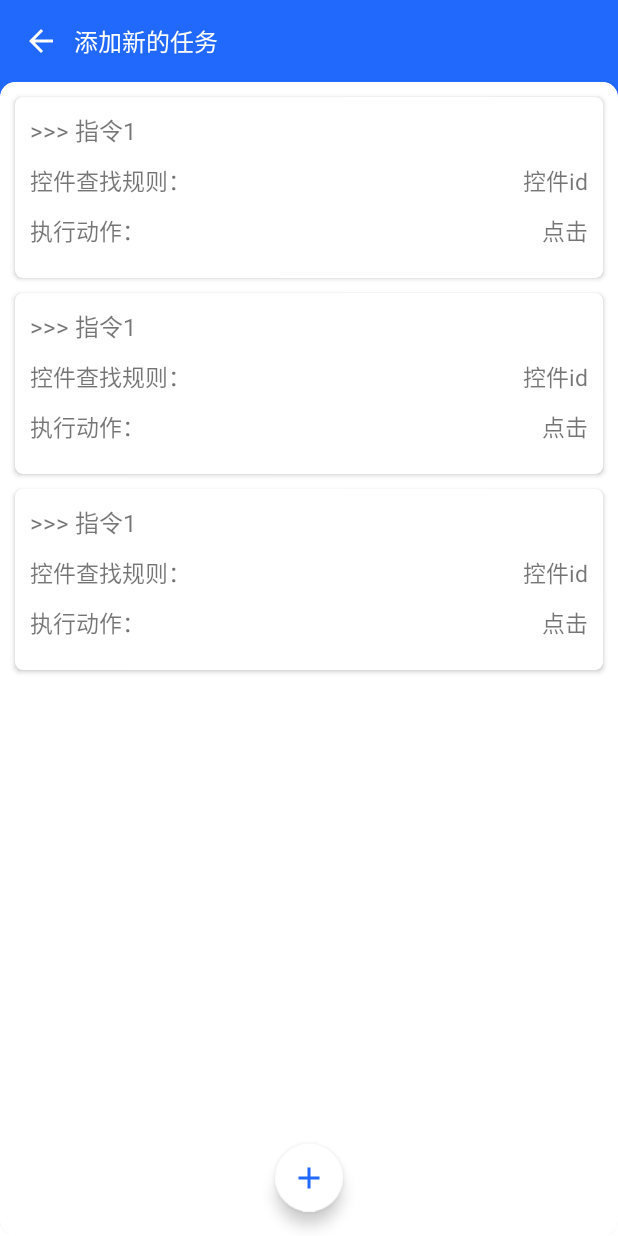
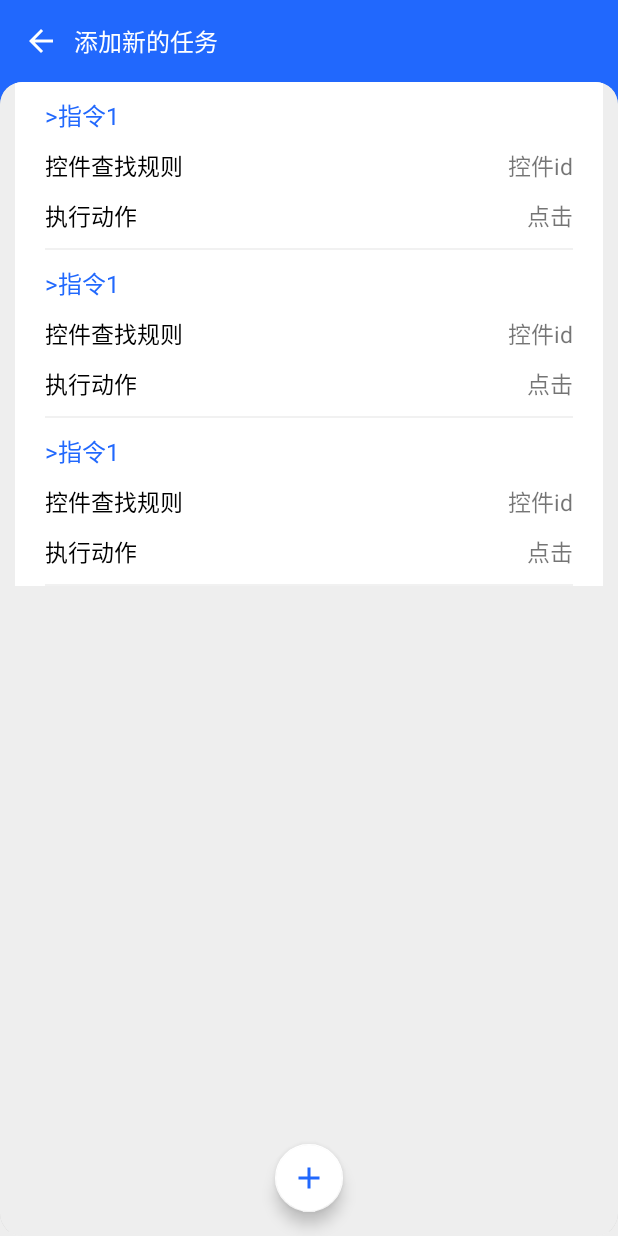
Before and after one commit to ommiao/AutoTask, an Android app: the layout fragment_task_add.xml on its own in the app's theme, with its tools: preview values and no code run, on a phone screen of 412 x 824 dp. Run offline under Robolectric (Android 15) with nearby library versions, the phone set to English and light mode, and no system bars.

Commit message:
数据结构调整，增加指令组，任务添加页面完成添加任务组、添加指令的交互动作。

```diff
--- a/app/src/main/java/cn/ommiao/autotask/ui/adapter/TaskListAdapter.java
+++ b/app/src/main/java/cn/ommiao/autotask/ui/adapter/TaskListAdapter.java
@@ -1,16 +1,10 @@
 package cn.ommiao.autotask.ui.adapter;
 
-import android.graphics.Bitmap;
-import android.graphics.BitmapFactory;
 import android.graphics.Color;
-import android.graphics.drawable.Drawable;
-import android.view.ViewGroup;
 import android.widget.ImageView;
-import android.widget.Toast;
 
 import androidx.annotation.NonNull;
 import androidx.annotation.Nullable;
-import androidx.palette.graphics.Palette;
 
 import com.bumptech.glide.Glide;
 import com.chad.library.adapter.base.BaseQuickAdapter;
--- a/app/src/main/res/layout/fragment_task_add.xml
+++ b/app/src/main/res/layout/fragment_task_add.xml
@@ -53,7 +53,7 @@
             <View
                 android:layout_width="match_parent"
                 android:layout_height="20dp"
-                android:background="@android:color/white"
+                android:background="@color/colorOrderListBg"
                 android:layout_alignParentBottom="true"/>
 
             <androidx.cardview.widget.CardView
@@ -61,13 +61,14 @@
                 android:layout_height="match_parent"
                 android:layout_below="@id/ll_title_bar"
                 app:cardElevation="0dp"
-                app:cardCornerRadius="10dp">
+                app:cardCornerRadius="15dp"
+                app:cardBackgroundColor="@color/colorOrderListBg">
 
                 <androidx.recyclerview.widget.RecyclerView
                     android:id="@+id/rv_orders"
                     android:layout_width="match_parent"
                     android:layout_height="match_parent"
-                    android:background="@drawable/bg_task_add_content"
+                    android:background="@color/colorOrderListBg"
                     android:elevation="5dp"
                     tools:listitem="@layout/item_order_list"/>
 
@@ -77,7 +78,7 @@
 
 
         <com.google.android.material.floatingactionbutton.FloatingActionButton
-            android:id="@+id/fab_hidden"
+            android:id="@+id/fab_add"
             android:layout_width="wrap_content"
             android:layout_height="wrap_content"
             android:layout_gravity="center_horizontal|bottom"
--- a/app/src/main/res/layout/item_order_list.xml
+++ b/app/src/main/res/layout/item_order_list.xml
@@ -1,19 +1,15 @@
 <?xml version="1.0" encoding="utf-8"?>
-<androidx.cardview.widget.CardView xmlns:android="http://schemas.android.com/apk/res/android"
+<LinearLayout
+    xmlns:android="http://schemas.android.com/apk/res/android"
+    xmlns:tools="http://schemas.android.com/tools"
     android:layout_width="match_parent"
     android:layout_height="wrap_content"
-    xmlns:app="http://schemas.android.com/apk/res-auto"
-    xmlns:tools="http://schemas.android.com/tools"
-    android:layout_marginTop="10dp"
-    android:layout_marginStart="10dp"
-    android:layout_marginEnd="10dp"
-    app:contentPadding="10dp"
-    app:cardCornerRadius="5dp"
-    app:cardElevation="2dp">
-
-    <LinearLayout
-        android:layout_width="match_parent"
-        android:layout_height="wrap_content"
+    android:background="@android:color/white"
+    android:layout_marginStart="@dimen/margin_order_list"
+    android:layout_marginEnd="@dimen/margin_order_list"
+    android:paddingTop="10dp"
+    android:paddingStart="20dp"
+    android:paddingEnd="20dp"
     android:orientation="vertical">
 
     <LinearLayout
@@ -26,13 +22,15 @@
             android:layout_width="wrap_content"
             android:layout_height="wrap_content"
             android:textSize="16sp"
-                android:text=">>> "/>
+            android:textColor="@color/colorPrimary"
+            android:text=">"/>
 
         <TextView
             android:id="@+id/tv_order_title"
             android:layout_width="wrap_content"
             android:layout_height="wrap_content"
             android:textSize="16sp"
+            android:textColor="@color/colorPrimary"
             tools:text="指令1"/>
 
     </LinearLayout>
@@ -48,7 +46,8 @@
             android:layout_width="wrap_content"
             android:layout_height="wrap_content"
             android:textSize="15sp"
-                android:text="控件查找规则："/>
+            android:textColor="@android:color/black"
+            android:text="控件查找规则"/>
 
         <TextView
             android:id="@+id/tv_find_rule"
@@ -64,14 +63,14 @@
     <LinearLayout
         android:layout_width="match_parent"
         android:layout_height="wrap_content"
-            android:orientation="horizontal"
-            android:layout_marginBottom="10dp">
+        android:orientation="horizontal">
 
         <TextView
             android:layout_width="wrap_content"
             android:layout_height="wrap_content"
             android:textSize="15sp"
-                android:text="执行动作："/>
+            android:textColor="@android:color/black"
+            android:text="执行动作"/>
 
         <TextView
             android:id="@+id/tv_action"
@@ -84,6 +83,11 @@
 
     </LinearLayout>
 
+    <View
+        android:layout_width="match_parent"
+        android:layout_height="1dp"
+        android:layout_marginTop="10dp"
+        android:background="@color/colorListDivider"
+        android:layout_gravity="bottom"/>
+
 </LinearLayout>
-
-</androidx.cardview.widget.CardView>
--- a/app/src/main/res/values/colors.xml
+++ b/app/src/main/res/values/colors.xml
@@ -5,4 +5,7 @@
     <color name="colorAccent">#2168fd</color>
     <color name="halfWhite">#99FFFFFF</color>
     <color name="defaultTaskMask">#17244E</color>
+    <color name="colorOrderListBg">#EEEEEE</color>
+    <color name="colorOrderGroupTitle">#000000</color>
+    <color name="colorListDivider">#F1F1F1</color>
 </resources>
--- a/app/src/main/res/values/dimens.xml
+++ b/app/src/main/res/values/dimens.xml
@@ -4,4 +4,8 @@
     <dimen name="task_name_size">18sp</dimen>
     <dimen name="task_desc_size">15sp</dimen>
     <dimen name="task_list_horizontal_margin">15dp</dimen>
+    <dimen name="margin_order_list">10dp</dimen>
+    <dimen name="height_order_section_bottom">10dp</dimen>
+    <dimen name="height_order_section_top">60dp</dimen>
+    <dimen name="corners_order_list">0dp</dimen>
 </resources>
--- a/base/src/main/java/cn/ommiao/base/entity/order/Task.java
+++ b/base/src/main/java/cn/ommiao/base/entity/order/Task.java
@@ -10,6 +10,6 @@ public class Task extends JavaBean {
     public String taskName, taskDescription;
     public String coverPath;
     public int taskCoverColor, taskNameColor, taskDescriptionColor;
-    public ArrayList<Order> orders;
+    public ArrayList<Group> groups;
 
 }
```
Also changed, not shown: app/src/main/java/cn/ommiao/autotask/entity/SectionOfOrder.java (added, +31 -0 lines), app/src/main/java/cn/ommiao/autotask/ui/adapter/OrderListAdapter.java (+19 -7 lines), app/src/main/java/cn/ommiao/autotask/ui/main/TaskAddFragment.java (+61 -12 lines), app/src/main/res/layout/header_order_section.xml (added, +86 -0 lines), base/src/main/java/cn/ommiao/base/entity/order/Group.java (added, +38 -0 lines). Lines whose indentation alone changed are shown as unchanged.
